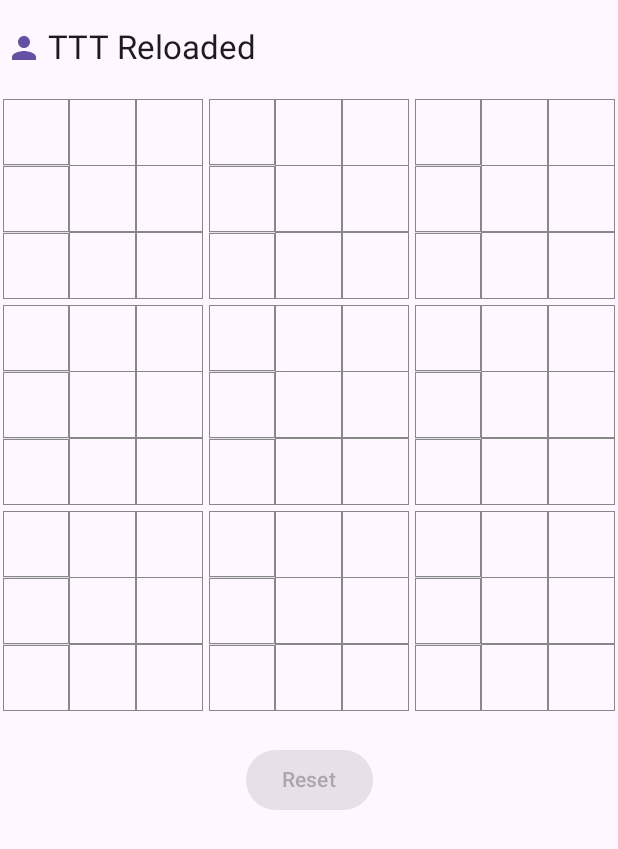
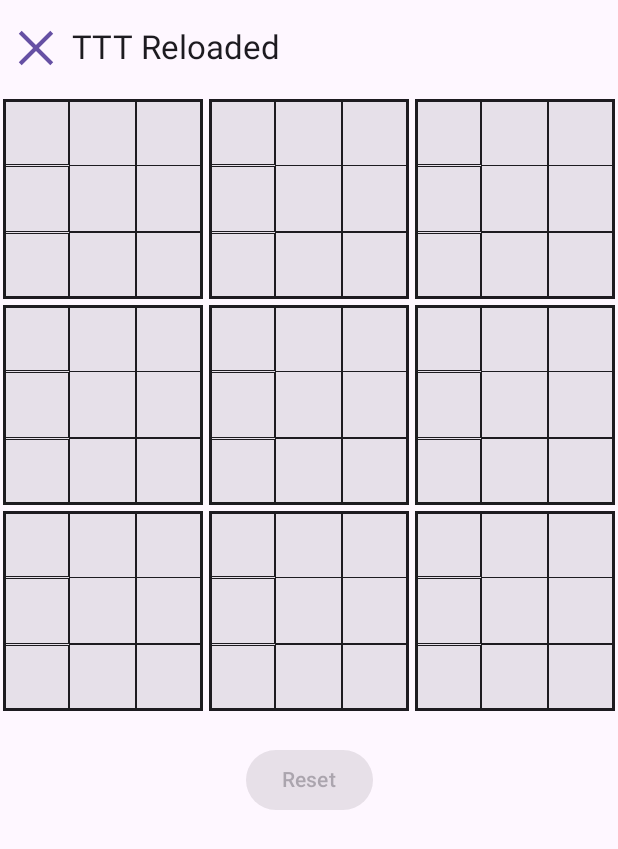
Before and after one commit to ndts55/tttreloaded, an Android app built with Jetpack Compose: the screen it shows after launch (MainActivity), on a phone screen of 412 x 824 dp. Shown: the top 849 px of the screen. Run offline under Robolectric (Android 15) with nearby library versions, the phone set to English and light mode, and no system bars.

Commit message:
feat: proper icons for X, O, draw

```diff
--- a/app/src/main/java/org/ndts/tttreloaded/MainActivity.kt
+++ b/app/src/main/java/org/ndts/tttreloaded/MainActivity.kt
@@ -11,10 +11,13 @@ import androidx.compose.animation.core.FastOutLinearInEasing
 import androidx.compose.animation.core.tween
 import androidx.compose.foundation.BorderStroke
 import androidx.compose.foundation.Canvas
+import androidx.compose.foundation.background
+import androidx.compose.foundation.border
 import androidx.compose.foundation.clickable
 import androidx.compose.foundation.layout.Arrangement
 import androidx.compose.foundation.layout.Box
 import androidx.compose.foundation.layout.Column
+import androidx.compose.foundation.layout.ColumnScope
 import androidx.compose.foundation.layout.Row
 import androidx.compose.foundation.layout.Spacer
 import androidx.compose.foundation.layout.aspectRatio
@@ -23,11 +26,8 @@ import androidx.compose.foundation.layout.fillMaxSize
 import androidx.compose.foundation.layout.height
 import androidx.compose.foundation.layout.padding
 import androidx.compose.foundation.shape.RoundedCornerShape
-import androidx.compose.material.icons.Icons
-import androidx.compose.material.icons.filled.Person
 import androidx.compose.material3.Button
 import androidx.compose.material3.Card
-import androidx.compose.material3.CardDefaults
 import androidx.compose.material3.ExperimentalMaterial3Api
 import androidx.compose.material3.Icon
 import androidx.compose.material3.MaterialTheme
@@ -44,6 +44,7 @@ import androidx.compose.runtime.setValue
 import androidx.compose.ui.Alignment
 import androidx.compose.ui.Modifier
 import androidx.compose.ui.graphics.Color
+import androidx.compose.ui.res.painterResource
 import androidx.compose.ui.tooling.preview.Preview
 import androidx.compose.ui.unit.dp
 import org.ndts.tttreloaded.game.DIM
@@ -95,13 +96,11 @@ fun Game() {
         targetValue = when (state.player) {
             Player.Left -> MaterialTheme.leftColor()
             Player.Right -> MaterialTheme.rightColor()
-        }, label = "playerColor",
-        animationSpec = colorAnimationSpec
+        }, label = "playerColor", animationSpec = colorAnimationSpec
     )
 
     Scaffold(topBar = {
-        TopAppBar(
-            title = {
+        TopAppBar(title = {
             Text(
                 text = when (state.outerBoardState.result) {
                     OuterBoardResult.Left, OuterBoardResult.Right -> "${state.player} wins"
@@ -109,23 +108,21 @@ fun Game() {
                     OuterBoardResult.Draw -> "Draw"
                 }
             )
-            },
-            navigationIcon = {
-                // TODO find better icon
-                Icon(Icons.Filled.Person, contentDescription = "")
-            },
-            colors = TopAppBarDefaults.topAppBarColors(
+        }, navigationIcon = {
+            when (state.player) {
+                Player.Left -> LeftIcon()
+                Player.Right -> RightIcon()
+            }
+        }, colors = TopAppBarDefaults.topAppBarColors(
             navigationIconContentColor = playerIndicatorColor,
         )
         )
     }) {
         Column(
-            modifier = Modifier.fillMaxHeight(),
-            horizontalAlignment = Alignment.CenterHorizontally
+            modifier = Modifier.fillMaxHeight(), horizontalAlignment = Alignment.CenterHorizontally
         ) {
             OuterBoard(
-                modifier = Modifier.padding(it),
-                state = state.outerBoardState
+                modifier = Modifier.padding(it), state = state.outerBoardState
             ) { boardId, tileId ->
                 state = state.apply(PlayEvent(state.player, boardId, tileId))
             }
@@ -150,8 +147,7 @@ fun OuterBoard(
                 val boardId = i * DIM + j
                 InnerBoard(
                     state.innerBoards[boardId],
-                    modifier = Modifier
-                        .weight(1.0F),
+                    modifier = Modifier.weight(1.0F),
                 ) { tileId ->
                     onTileClick(boardId, tileId)
                 }
@@ -168,22 +164,30 @@ fun InnerBoard(
     val overlayColor by animateColorAsState(
         targetValue = if (state.enabled) Color.Transparent else Color.Black.copy(
             alpha = 0.25f
-        ), label = "overlayColor",
-        animationSpec = colorAnimationSpec
+        ), label = "overlayColor", animationSpec = colorAnimationSpec
     )
 
     Box(Modifier.padding(2.dp)) {
         when (state.result) {
-            InnerBoardResult.Left -> ColoredSquare(
-                color = MaterialTheme.leftColor()
+            InnerBoardResult.Left -> LeftTile(
+                modifier = Modifier.border(
+                    width = 1.5.dp,
+                    color = MaterialTheme.colorScheme.onBackground
+                )
             )
 
-            InnerBoardResult.Right -> ColoredSquare(
-                color = MaterialTheme.rightColor()
+            InnerBoardResult.Right -> RightTile(
+                modifier = Modifier.border(
+                    width = 1.5.dp,
+                    color = MaterialTheme.colorScheme.onBackground
+                )
             )
 
-            InnerBoardResult.Draw -> ColoredSquare(
-                color = MaterialTheme.drawColor()
+            InnerBoardResult.Draw -> DrawTile(
+                modifier = Modifier.border(
+                    width = 1.5.dp,
+                    color = MaterialTheme.colorScheme.onBackground
+                )
             )
 
             InnerBoardResult.None -> {
@@ -192,6 +196,7 @@ fun InnerBoard(
                         .aspectRatio(1.0f)
                         .fillMaxSize(),
                     shape = RoundedCornerShape(0.dp),
+                    border = BorderStroke(1.5.dp, MaterialTheme.colorScheme.onBackground),
                 ) {
                     repeat(DIM) { i ->
                         Row(
@@ -220,33 +225,58 @@ fun InnerBoard(
 }
 
 @Composable
-fun Tile(state: TileState, modifier: Modifier = Modifier) = ColoredSquare(
-    modifier = modifier,
-    color = when (state) {
-        TileState.Left -> MaterialTheme.leftColor()
-        TileState.Right -> MaterialTheme.rightColor()
-        TileState.None -> MaterialTheme.noneColor()
+fun Tile(state: TileState, modifier: Modifier = Modifier) = when (state) {
+    TileState.Left -> LeftTile(modifier = modifier)
+    TileState.Right -> RightTile(modifier = modifier)
+    TileState.None -> NoneTile(modifier = modifier)
 }
+
+@Composable
+fun LeftTile(modifier: Modifier = Modifier) =
+    Square(modifier = modifier) { LeftIcon(modifier = Modifier.fillMaxSize()) }
+
+@Composable
+fun RightTile(modifier: Modifier = Modifier) =
+    Square(modifier = modifier) { RightIcon(modifier = Modifier.fillMaxSize()) }
+
+@Composable
+fun DrawTile(modifier: Modifier = Modifier) =
+    Square(modifier = modifier) {
+        Icon(
+            painterResource(id = R.drawable.dash),
+            contentDescription = "Draw",
+            tint = MaterialTheme.drawColor(),
+            modifier = Modifier.fillMaxSize()
+        )
+    }
+
+@Composable
+fun NoneTile(modifier: Modifier = Modifier) =
+    Square(modifier = modifier.background(MaterialTheme.noneColor())) {}
+
+@Composable
+fun Square(modifier: Modifier = Modifier, content: @Composable (ColumnScope.() -> Unit)) = Card(
+    modifier = modifier.aspectRatio(1.0f),
+    shape = RoundedCornerShape(0.dp),
+    border = BorderStroke(0.5.dp, MaterialTheme.colorScheme.onBackground),
+    content = content
 )
 
 @Composable
-fun ColoredSquare(
-    modifier: Modifier = Modifier,
-    color: Color,
-) {
-    val animatedColor by animateColorAsState(
-        targetValue = color,
-        label = "color",
-        animationSpec = colorAnimationSpec
+fun LeftIcon(modifier: Modifier = Modifier) = Icon(
+    painterResource(id = R.drawable.close),
+    contentDescription = "Left",
+    tint = MaterialTheme.leftColor(),
+    modifier = modifier
 )
-    Card(
+
+@Composable
+fun RightIcon(modifier: Modifier = Modifier) = Icon(
+    painterResource(id = R.drawable.circle),
+    contentDescription = "Right",
+    tint = MaterialTheme.rightColor(),
     modifier = modifier
-            .aspectRatio(1.0f),
-        shape = RoundedCornerShape(0.dp),
-        border = BorderStroke(0.5.dp, Color.Gray),
-        colors = CardDefaults.cardColors(containerColor = animatedColor)
-    ) {}
-}
+)
 
 @Preview(showBackground = true)
 @Composable
--- a/app/src/main/java/org/ndts/tttreloaded/game/Game.kt
+++ b/app/src/main/java/org/ndts/tttreloaded/game/Game.kt
@@ -176,8 +176,8 @@ enum class Player {
     }
 
     override fun toString(): String = when (this) {
-        Left -> "Red"
-        Right -> "Blue"
+        Left -> "Cross"
+        Right -> "Circles"
     }
 }
 
--- a/app/src/main/java/org/ndts/tttreloaded/ui/theme/Theme.kt
+++ b/app/src/main/java/org/ndts/tttreloaded/ui/theme/Theme.kt
@@ -15,7 +15,6 @@ import androidx.compose.ui.platform.LocalContext
 import androidx.compose.ui.platform.LocalView
 import androidx.core.view.WindowCompat
 
-// TODO pick better colors
 private val DarkColorScheme = darkColorScheme(
         primary = Purple80,
         secondary = PurpleGrey80,
--- /dev/null
+++ b/app/src/main/res/drawable/close.xml
@@ -0,0 +1,9 @@
+<vector xmlns:android="http://schemas.android.com/apk/res/android"
+    android:width="40dp"
+    android:height="40dp"
+    android:viewportWidth="960"
+    android:viewportHeight="960">
+  <path
+      android:pathData="m251.33,755.33 l-46.66,-46.66L433.33,480 204.67,251.33l46.66,-46.66L480,433.33l228.67,-228.66 46.66,46.66L526.67,480l228.66,228.67 -46.66,46.66L480,526.67 251.33,755.33Z"
+      android:fillColor="#e8eaed"/>
+</vector>
--- /dev/null
+++ b/app/src/main/res/drawable/dash.xml
@@ -0,0 +1,9 @@
+<vector xmlns:android="http://schemas.android.com/apk/res/android"
+    android:width="40dp"
+    android:height="40dp"
+    android:viewportWidth="960"
+    android:viewportHeight="960">
+  <path
+      android:pathData="M160,513.33v-66.66h640v66.66L160,513.33Z"
+      android:fillColor="#e8eaed"/>
+</vector>
```
Also changed, not shown: app/src/main/res/drawable/circle.xml (added, +9 -0 lines). Lines whose indentation alone changed are shown as unchanged.
